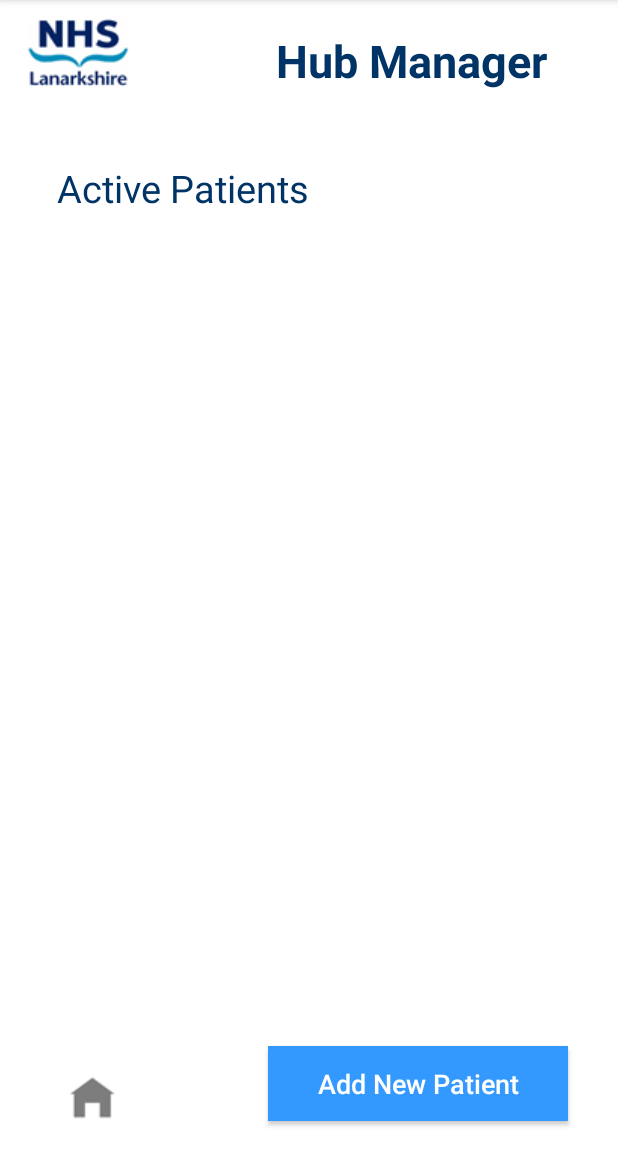
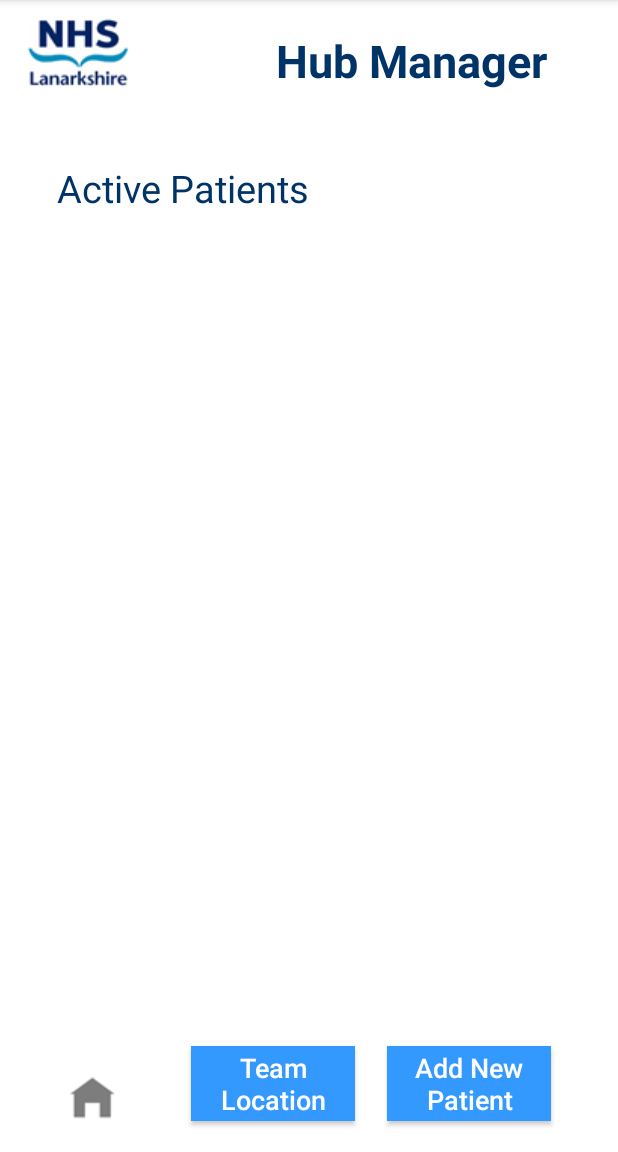
Before and after one commit to LukeBev/OoHServiceApplication, an Android app: the HubManagerActivity screen opened directly, with no data from a screen before it, on a phone screen of 412 x 824 dp, the part 84-1236 px from its top. Run offline under Robolectric (Android 15) with nearby library versions, the phone set to English and light mode, and no system bars.

Commit message:
Lab map
test

```diff
--- a/OoHServiceApp/app/build.gradle
+++ b/OoHServiceApp/app/build.gradle
@@ -20,6 +20,7 @@ android {
 }
 
 dependencies {
+    implementation 'com.google.android.gms:play-services-maps:11.6.2'
     compile fileTree(dir: 'libs', include: ['*.jar'])
     androidTestCompile('com.android.support.test.espresso:espresso-core:2.2.2', {
         exclude group: 'com.android.support', module: 'support-annotations'
--- a/OoHServiceApp/app/src/main/java/com/example/groupproject/oohserviceapp/HubManagerActivity.java
+++ b/OoHServiceApp/app/src/main/java/com/example/groupproject/oohserviceapp/HubManagerActivity.java
@@ -13,7 +13,7 @@ import android.widget.ImageButton;
 
 public class HubManagerActivity extends AppCompatActivity {
 
-    Button addNewPatientButton;
+    Button addNewPatientButton, teamLocationButton;
     ImageButton hubHomeButton;
 
     @Override
@@ -23,6 +23,7 @@ public class HubManagerActivity extends AppCompatActivity {
 
         addNewPatientButton = (Button) findViewById(R.id.button6);
         hubHomeButton = (ImageButton) findViewById(R.id.imageButtonhub);
+        teamLocationButton = (Button) findViewById(R.id.button7);
 
         // Create click listener for add new patient button
         addNewPatientButton.setOnClickListener(new View.OnClickListener() {
@@ -35,6 +36,15 @@ public class HubManagerActivity extends AppCompatActivity {
         });
 
         // Create click listener for home button.
+        teamLocationButton.setOnClickListener(new View.OnClickListener() {
+            @Override
+            public void onClick(View v) {
+                // Go to Map Screen
+                Intent MapScreen = new Intent(v.getContext(), MapsActivity.class);
+                startActivity(MapScreen);
+            }
+        });
+
         hubHomeButton.setOnClickListener(new View.OnClickListener() {
             @Override
             public void onClick(View v) {
--- a/OoHServiceApp/app/src/main/res/layout/activity_hubmanager.xml
+++ b/OoHServiceApp/app/src/main/res/layout/activity_hubmanager.xml
@@ -5,6 +5,8 @@
     android:layout_width="match_parent"
     android:layout_height="match_parent"
     android:background="@color/bgcolor">
+
+
 
     <ImageView
         android:id="@+id/imageView"
@@ -52,25 +54,43 @@
 
     <Button
         android:id="@+id/button6"
-        android:layout_width="200dp"
+        android:layout_width="109dp"
         android:layout_height="50dp"
+        android:layout_marginBottom="8dp"
+        android:layout_marginLeft="8dp"
+        android:layout_marginRight="8dp"
+        android:layout_marginTop="8dp"
+        android:background="@color/buttonbgcolor"
+        android:text="@string/addnewpatient"
+        android:textAllCaps="false"
+        android:textColor="@color/buttontxtcolor"
         android:textSize="@dimen/button_textsize"
+        app:layout_constraintBottom_toBottomOf="parent"
+        app:layout_constraintHorizontal_bias="0.871"
+        app:layout_constraintLeft_toLeftOf="parent"
+        app:layout_constraintRight_toRightOf="parent"
+        app:layout_constraintTop_toTopOf="parent"
+        app:layout_constraintVertical_bias="0.982" />
+
+    <Button
+        android:id="@+id/button7"
+        android:layout_width="109dp"
+        android:layout_height="50dp"
+        android:layout_marginBottom="8dp"
+        android:layout_marginLeft="8dp"
+        android:layout_marginRight="8dp"
+        android:layout_marginTop="8dp"
+        android:background="@color/buttonbgcolor"
+        android:text="@string/team_locations"
         android:textAllCaps="false"
-        android:text="@string/addnewpatient"
-        android:background="@color/buttonbgcolor"
         android:textColor="@color/buttontxtcolor"
+        android:textSize="@dimen/button_textsize"
+        app:layout_constraintBottom_toBottomOf="parent"
+        app:layout_constraintHorizontal_bias="0.416"
+        app:layout_constraintLeft_toLeftOf="parent"
+        app:layout_constraintRight_toRightOf="parent"
         app:layout_constraintTop_toTopOf="parent"
-        android:layout_marginTop="8dp"
-        app:layout_constraintBottom_toBottomOf="parent"
-        android:layout_marginBottom="8dp"
-        android:layout_marginRight="8dp"
-        app:layout_constraintRight_toRightOf="parent"
-        android:layout_marginLeft="8dp"
-        app:layout_constraintLeft_toLeftOf="parent"
-        app:layout_constraintHorizontal_bias="0.871"
-        app:layout_constraintVertical_bias="0.982"
-        android:layout_marginStart="8dp"
-        android:layout_marginEnd="8dp" />
+        app:layout_constraintVertical_bias="0.982" />
 
     <ImageButton
         android:id="@+id/imageButtonhub"
--- a/OoHServiceApp/app/src/main/res/values/strings.xml
+++ b/OoHServiceApp/app/src/main/res/values/strings.xml
@@ -1,6 +1,7 @@
 <resources>
     <string name="app_name">GP Out of Hours Service</string>
     <string name="oncallheading">On-Call Team</string>
+
     <string name="hubmanheading">Hub Manager</string>
     <string name="addnewpatient">Add New Patient</string>
     <string name="savenewpatient">Save New Patient</string>
@@ -12,5 +13,9 @@
     <string name="address">Enter Patient Address</string>
     <string name="patientheight">Enter Patient Height</string>
     <string name="patientweight">Enter Patient Weight</string>
-    <string name="callHubManager">Call Hub Manager</string> />
+    <string name="callHubManager">Call Hub Manager</string>
+    <string name="title_activity_maps">Clinical Team Location (LIVE)</string>
+    <string name="team_locations">Team Location</string>
+
+
 </resources>
--- a/OoHServiceApp/build.gradle
+++ b/OoHServiceApp/build.gradle
@@ -5,7 +5,7 @@ buildscript {
         jcenter()
     }
     dependencies {
-        classpath 'com.android.tools.build:gradle:2.3.3'
+        classpath 'com.android.tools.build:gradle:3.0.1'
 
         // NOTE: Do not place your application dependencies here; they belong
         // in the individual module build.gradle files
@@ -14,6 +14,7 @@ buildscript {
 
 allprojects {
     repositories {
+        google()
         jcenter()
     }
 }
```
Also changed, not shown: OoHServiceApp/app/src/debug/res/values/google_maps_api.xml (added, +24 -0 lines), OoHServiceApp/app/src/main/AndroidManifest.xml (+22 -0 lines), OoHServiceApp/app/src/main/java/com/example/groupproject/oohserviceapp/MapsActivity.java (added, +48 -0 lines), OoHServiceApp/app/src/main/res/layout/activity_maps.xml (added, +8 -0 lines), OoHServiceApp/gradle/wrapper/gradle-wrapper.properties, 1 other file.
